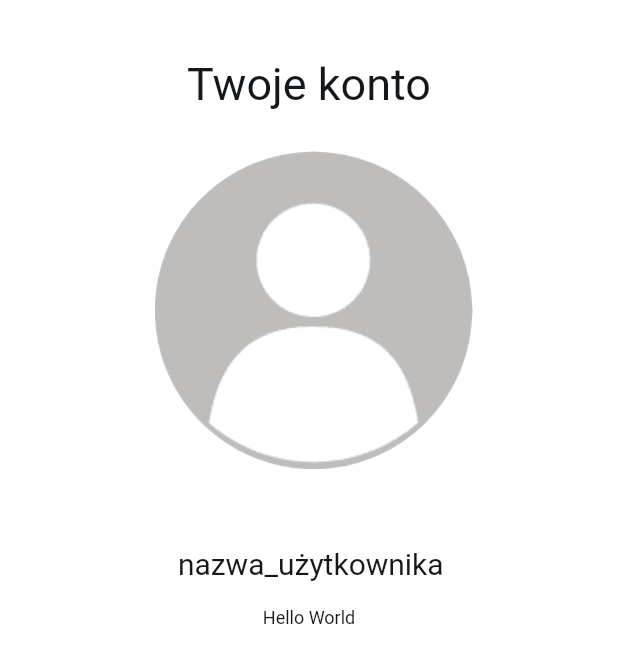
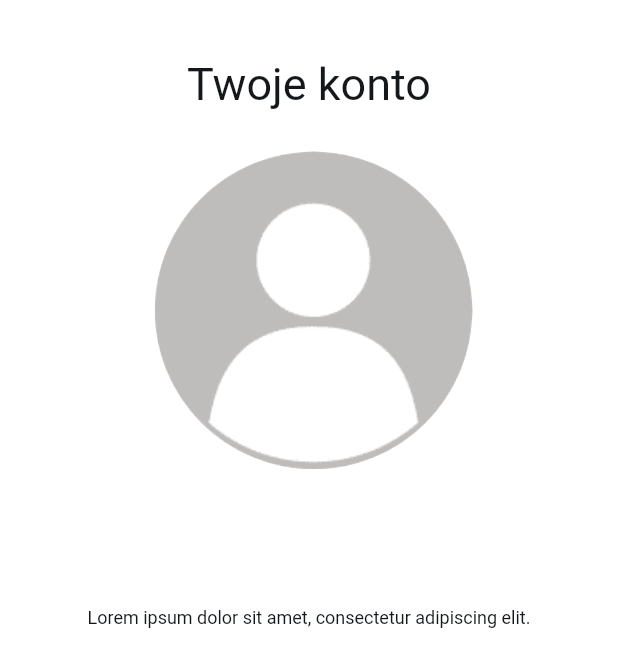
Before and after one commit to AIRog15/wiedzieliscieapp, a Flutter app: the ProfilWidget screen opened directly, on a phone screen of 412 x 824 dp. Shown: the top 667 px of the screen. Run offline on Flutter 3.47's test engine with Material 3 defaults, Android fonts, the phone set to English and light mode, and no system bars; our stand-ins replace auto_size_text, floating_bottom_navigation_bar, flutter_animate, flutter_dotenv, font_awesome_flutter, from_css_color and 6 more; missing offline and left inert: json_path; accounts and stored records are empty; Roboto replaces fonts that are missing (Readex Pro).

Commit message:
basic users profile stuff
dodalem na tej stronie po logowaniu zeby wyswietlalo nazwe urzytkownika i placeholder text. dalej nie bardzo mam co robic bo fizycznie nie mam gdzie dodac reszty rzeczy, ania wszyscy na ciebie czekaja. ania naucz sie komentowac

```diff
--- a/lib/pages/logowanie/logowanie_widget.dart
+++ b/lib/pages/logowanie/logowanie_widget.dart
@@ -70,6 +70,7 @@ class _LogowanieWidgetState extends State<LogowanieWidget> {
                         );
                         final Session? session = res.session;
                         final User? user = res.user;
+                        // transition only happens here
                       }
                       context.pushNamed(
                         'profil',
--- a/lib/pages/profil/profil_widget.dart
+++ b/lib/pages/profil/profil_widget.dart
@@ -1,8 +1,12 @@
+import 'package:supabase_flutter/supabase_flutter.dart';
+
 import '/flutter_flow/flutter_flow_theme.dart';
 import '/flutter_flow/flutter_flow_util.dart';
 import 'package:flutter/material.dart';
 import 'profil_model.dart';
 export 'profil_model.dart';
+
+final supabase = Supabase.instance.client;  // connect to database
 
 class ProfilWidget extends StatefulWidget {
   const ProfilWidget({super.key});
@@ -15,6 +19,8 @@ class _ProfilWidgetState extends State<ProfilWidget> {
   late ProfilModel _model;
 
   final scaffoldKey = GlobalKey<ScaffoldState>();
+  final User? user = supabase.auth.currentUser; // get logged in users info if user not null
+
 
   @override
   void initState() {
@@ -92,7 +98,7 @@ class _ProfilWidgetState extends State<ProfilWidget> {
               Align(
                 alignment: const AlignmentDirectional(0.01, -0.09),
                 child: Text(
-                  'nazwa_użytkownika',
+                  user?.userMetadata?['display_name'],  // if user exists and session has metadata, get the display name
                   style: FlutterFlowTheme.of(context).bodyMedium.override(
                         fontFamily: 'Readex Pro',
                         fontSize: 20.0,
@@ -103,7 +109,7 @@ class _ProfilWidgetState extends State<ProfilWidget> {
               Align(
                 alignment: const AlignmentDirectional(0.0, 0.0),
                 child: Text(
-                  'Hello World',
+                  'Lorem ipsum dolor sit amet, consectetur adipiscing elit.', // i swear to god jesli nie wiecie co to jest lorem ipsum to ja juz tak nie moge dalej pracowac
                   style: FlutterFlowTheme.of(context).bodyMedium.override(
                         fontFamily: 'Readex Pro',
                         letterSpacing: 0.0,
```
Also changed, not shown: 1 other file.
